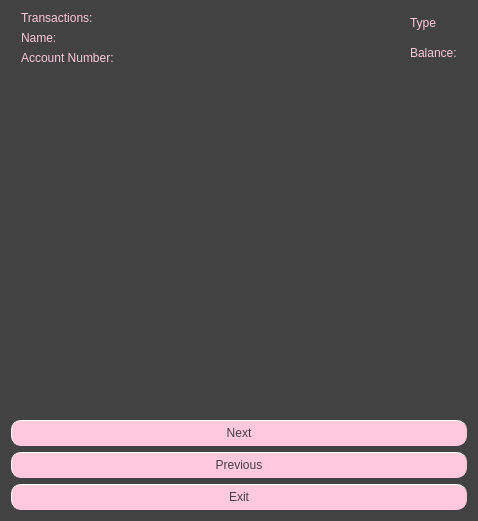
Qt form bankautomat/transactionswindow.ui (bank-2022/group11) before a commit.
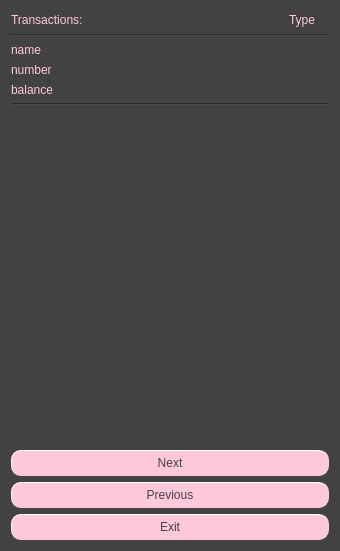
The same form after that commit.

```diff
--- a/bankautomat/transactionswindow.ui
+++ b/bankautomat/transactionswindow.ui
@@ -6,8 +6,8 @@
    <rect>
     <x>0</x>
     <y>0</y>
-    <width>478</width>
-    <height>521</height>
+    <width>340</width>
+    <height>551</height>
    </rect>
   </property>
   <property name="windowTitle">
@@ -16,12 +16,12 @@
   <property name="styleSheet">
    <string notr="true">background-color:rgb(66, 66, 66);</string>
   </property>
-  <layout class="QVBoxLayout" name="verticalLayout_6">
-   <item>
-    <layout class="QHBoxLayout" name="horizontalLayout">
-     <item>
       <layout class="QVBoxLayout" name="verticalLayout_5">
        <item>
+    <layout class="QVBoxLayout" name="verticalLayout_4">
+     <item>
+      <layout class="QHBoxLayout" name="horizontalLayout_6">
+       <item>
         <widget class="QLabel" name="headerLabel">
          <property name="sizePolicy">
           <sizepolicy hsizetype="Fixed" vsizetype="Preferred">
@@ -39,64 +39,24 @@
         </widget>
        </item>
        <item>
-        <layout class="QVBoxLayout" name="verticalLayout_4">
-         <item>
-          <widget class="QLabel" name="nameLabel">
-           <property name="sizePolicy">
-            <sizepolicy hsizetype="Fixed" vsizetype="Preferred">
-             <horstretch>0</horstretch>
-             <verstretch>0</verstretch>
-            </sizepolicy>
-           </property>
-           <property name="styleSheet">
-            <string notr="true">color: rgb(255, 200, 221);
-font: 63 10pt &quot;Lato Semibold&quot;;</string>
-           </property>
-           <property name="text">
-            <string>Name:</string>
-           </property>
-          </widget>
-         </item>
-         <item>
-          <widget class="QLabel" name="accountNumberLabel">
-           <property name="sizePolicy">
-            <sizepolicy hsizetype="Fixed" vsizetype="Preferred">
-             <horstretch>0</horstretch>
-             <verstretch>0</verstretch>
-            </sizepolicy>
-           </property>
-           <property name="styleSheet">
-            <string notr="true">color: rgb(255, 200, 221);
-font: 63 10pt &quot;Lato Semibold&quot;;</string>
-           </property>
-           <property name="text">
-            <string>Account Number:</string>
-           </property>
-          </widget>
-         </item>
-        </layout>
-       </item>
-      </layout>
-     </item>
+        <layout class="QHBoxLayout" name="horizontalLayout_4">
      <item>
       <spacer name="horizontalSpacer">
        <property name="orientation">
         <enum>Qt::Horizontal</enum>
        </property>
        <property name="sizeType">
-        <enum>QSizePolicy::Fixed</enum>
+            <enum>QSizePolicy::Expanding</enum>
        </property>
        <property name="sizeHint" stdset="0">
         <size>
-         <width>280</width>
-         <height>20</height>
+             <width>178</width>
+             <height>17</height>
         </size>
        </property>
       </spacer>
      </item>
      <item>
-      <layout class="QVBoxLayout" name="verticalLayout">
-       <item>
         <widget class="QLabel" name="typeLabel">
          <property name="sizePolicy">
           <sizepolicy hsizetype="Fixed" vsizetype="Preferred">
@@ -114,9 +74,63 @@
         </widget>
        </item>
        <item>
+          <widget class="QLabel" name="label_4">
+           <property name="text">
+            <string>  </string>
+           </property>
+          </widget>
+         </item>
+        </layout>
+       </item>
+      </layout>
+     </item>
+     <item>
+      <widget class="Line" name="line_3">
+       <property name="orientation">
+        <enum>Qt::Horizontal</enum>
+       </property>
+      </widget>
+     </item>
+     <item>
+      <layout class="QVBoxLayout" name="verticalLayout">
+       <item>
+        <widget class="QLabel" name="nameLabel">
+         <property name="sizePolicy">
+          <sizepolicy hsizetype="Fixed" vsizetype="Fixed">
+           <horstretch>0</horstretch>
+           <verstretch>0</verstretch>
+          </sizepolicy>
+         </property>
+         <property name="styleSheet">
+          <string notr="true">color: rgb(255, 200, 221);
+font: 63 10pt &quot;Lato Semibold&quot;;</string>
+         </property>
+         <property name="text">
+          <string>name</string>
+         </property>
+        </widget>
+       </item>
+       <item>
+        <widget class="QLabel" name="accountNumberLabel">
+         <property name="sizePolicy">
+          <sizepolicy hsizetype="Fixed" vsizetype="Preferred">
+           <horstretch>0</horstretch>
+           <verstretch>0</verstretch>
+          </sizepolicy>
+         </property>
+         <property name="styleSheet">
+          <string notr="true">color: rgb(255, 200, 221);
+font: 63 10pt &quot;Lato Semibold&quot;;</string>
+         </property>
+         <property name="text">
+          <string>number</string>
+         </property>
+        </widget>
+       </item>
+       <item>
         <widget class="QLabel" name="balanceLabel">
          <property name="sizePolicy">
-          <sizepolicy hsizetype="Fixed" vsizetype="Preferred">
+          <sizepolicy hsizetype="Fixed" vsizetype="Fixed">
            <horstretch>0</horstretch>
            <verstretch>0</verstretch>
           </sizepolicy>
@@ -126,17 +140,24 @@
 font: 63 10pt &quot;Lato Semibold&quot;;</string>
          </property>
          <property name="text">
-          <string>Balance:</string>
+          <string>balance</string>
          </property>
         </widget>
-       </item>
-      </layout>
      </item>
     </layout>
    </item>
    <item>
     <layout class="QVBoxLayout" name="verticalLayout_3">
      <item>
+        <layout class="QVBoxLayout" name="verticalLayout_2">
+         <item>
+          <widget class="Line" name="line">
+           <property name="orientation">
+            <enum>Qt::Horizontal</enum>
+           </property>
+          </widget>
+         </item>
+         <item>
       <widget class="QTableWidget" name="transactionsTableWidget">
        <property name="styleSheet">
         <string notr="true">color: rgb(255, 200, 221);
@@ -146,8 +167,6 @@
       </widget>
      </item>
      <item>
-      <layout class="QVBoxLayout" name="verticalLayout_2">
-       <item>
         <widget class="QPushButton" name="nextButton">
          <property name="enabled">
           <bool>true</bool>
@@ -224,6 +243,8 @@
           <string>Exit</string>
          </property>
         </widget>
+         </item>
+        </layout>
        </item>
       </layout>
      </item>
```
Left out of the diff: 2 changed lines with no effect on the pictures. Lines whose indentation alone changed are shown as unchanged.
